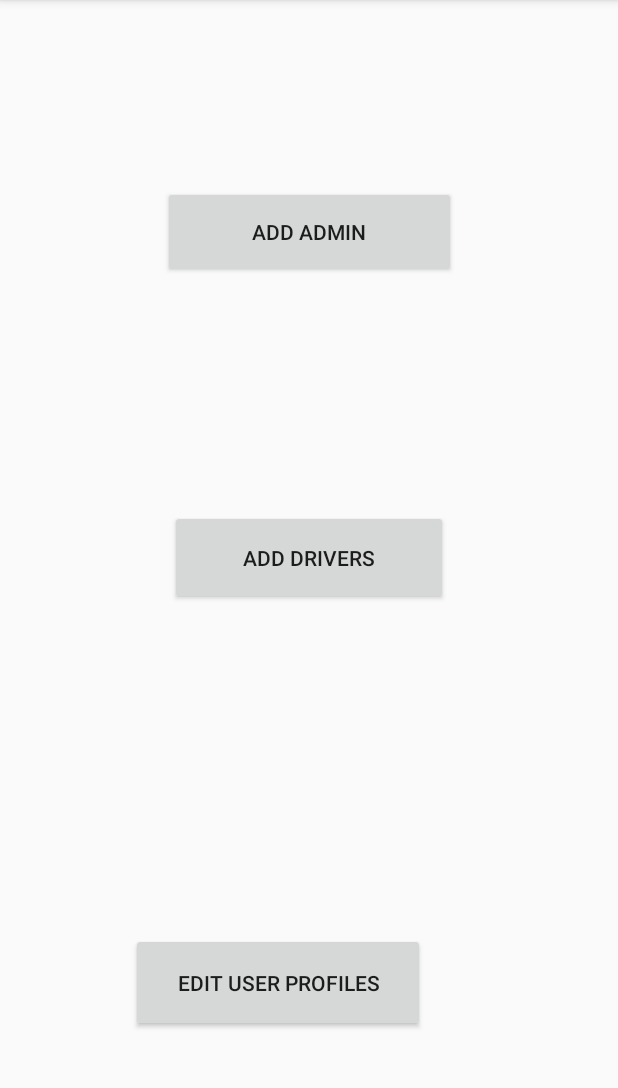
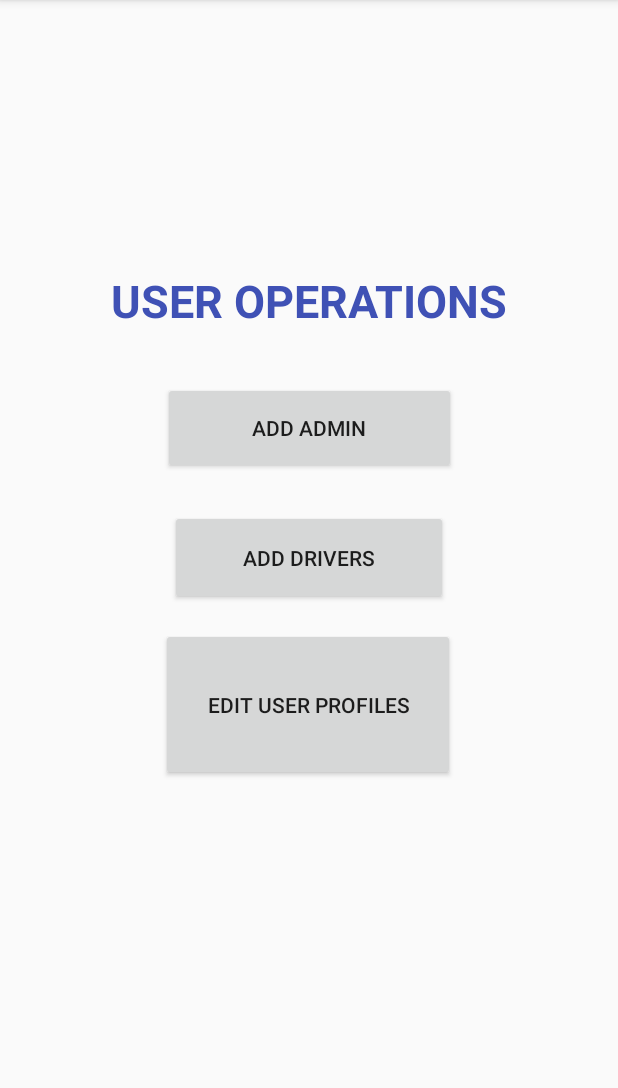
Before and after one commit to ersincebi/SOFT3102, an Android app: the Admin_UserOperations screen opened directly, with no data from a screen before it, on a phone screen of 412 x 824 dp, the part 84-1172 px from its top. Run offline under Robolectric (Android 15) with nearby library versions, the phone set to English and light mode, and no system bars.

Commit message:
activity.xml view fix

```diff
--- a/app/src/main/res/layout/activity_admin__user_operations.xml
+++ b/app/src/main/res/layout/activity_admin__user_operations.xml
@@ -30,17 +30,33 @@
         app:layout_constraintEnd_toEndOf="parent"
         app:layout_constraintStart_toStartOf="parent"
         app:layout_constraintTop_toTopOf="parent"
-        app:layout_constraintVertical_bias="0.487" />
+        app:layout_constraintVertical_bias="1.0" />
 
     <Button
         android:id="@+id/editProfilesButton"
         android:layout_width="196dp"
-        android:layout_height="66dp"
-        android:layout_marginBottom="80dp"
+        android:layout_height="0dp"
+        android:layout_marginBottom="247dp"
         android:onClick="editUser"
         android:text="Edit User Profiles"
         app:layout_constraintBottom_toBottomOf="parent"
         app:layout_constraintEnd_toEndOf="parent"
-        app:layout_constraintHorizontal_bias="0.404"
-        app:layout_constraintStart_toStartOf="parent" />
+        app:layout_constraintHorizontal_bias="0.497"
+        app:layout_constraintStart_toStartOf="parent"
+        app:layout_constraintTop_toBottomOf="@+id/textView3" />
+
+    <TextView
+        android:id="@+id/textView3"
+        android:layout_width="wrap_content"
+        android:layout_height="wrap_content"
+        android:layout_marginTop="180dp"
+        android:layout_marginBottom="198dp"
+        android:text="USER OPERATIONS"
+        android:textColor="#3F51B5"
+        android:textSize="30sp"
+        android:textStyle="bold"
+        app:layout_constraintBottom_toTopOf="@+id/editProfilesButton"
+        app:layout_constraintEnd_toEndOf="parent"
+        app:layout_constraintStart_toStartOf="parent"
+        app:layout_constraintTop_toTopOf="parent" />
 </androidx.constraintlayout.widget.ConstraintLayout>
```
